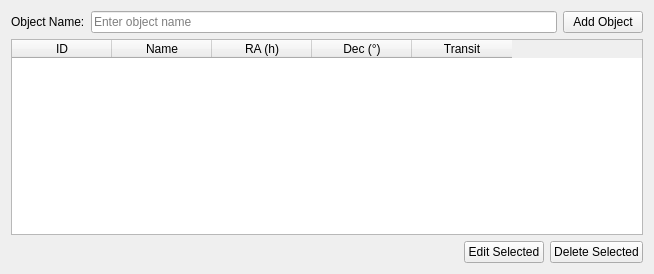
Qt form object_tab.ui (prookyon/MonoObsLog) before a commit.
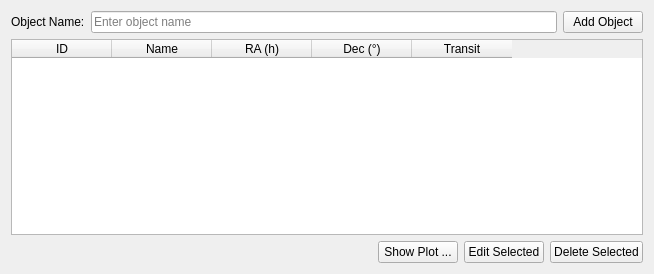
The same form after that commit.

Patch:
```diff
--- a/object_tab.ui
+++ b/object_tab.ui
@@ -100,6 +100,13 @@
          </property>
         </spacer>
        </item>
+       <item>
+        <widget class="QPushButton" name="plotButton">
+         <property name="text">
+          <string>Show Plot ...</string>
+         </property>
+        </widget>
+       </item>
        <item>
         <widget class="QPushButton" name="editButton">
          <property name="text">
```
